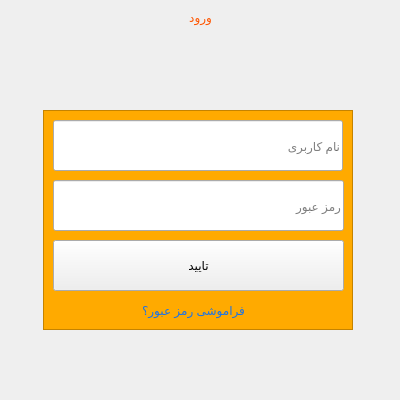
Old version of the form signinwindow.ui in the repository mozali1386-alt/Ketab_e_Man.
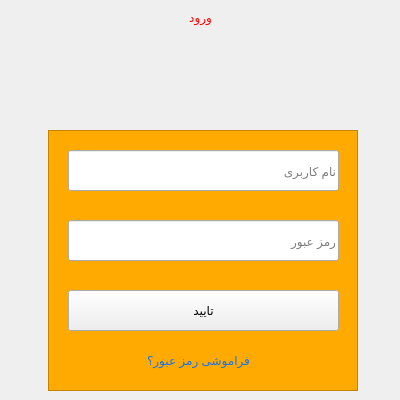
New version of the form. Icons and pictures are not drawn.

Patch:
```diff
--- a/signinwindow.ui
+++ b/signinwindow.ui
@@ -48,7 +48,7 @@
     </property>
     <property name="styleSheet">
      <string notr="true">font: 36pt &quot;Segoe UI&quot;;
-color: rgb(255, 85, 0);</string>
+color: rgb(255, 0, 0);</string>
     </property>
     <property name="text">
      <string>ورود</string>
@@ -60,10 +60,10 @@
    <widget class="QFrame" name="frame">
     <property name="geometry">
      <rect>
-      <x>43</x>
-      <y>110</y>
+      <x>48</x>
+      <y>130</y>
       <width>310</width>
-      <height>220</height>
+      <height>261</height>
      </rect>
     </property>
     <property name="styleSheet">
@@ -81,10 +81,10 @@
     <widget class="QLineEdit" name="lineEdit_UserName">
      <property name="geometry">
       <rect>
-       <x>10</x>
-       <y>10</y>
-       <width>290</width>
-       <height>51</height>
+       <x>20</x>
+       <y>20</y>
+       <width>271</width>
+       <height>41</height>
       </rect>
      </property>
      <property name="styleSheet">
@@ -100,10 +100,10 @@
     <widget class="QLineEdit" name="lineEdit_Password">
      <property name="geometry">
       <rect>
-       <x>10</x>
-       <y>70</y>
-       <width>291</width>
-       <height>51</height>
+       <x>20</x>
+       <y>90</y>
+       <width>271</width>
+       <height>41</height>
       </rect>
      </property>
      <property name="styleSheet">
@@ -116,10 +116,10 @@
     <widget class="QPushButton" name="pushButton_Confirm">
      <property name="geometry">
       <rect>
-       <x>10</x>
-       <y>130</y>
-       <width>291</width>
-       <height>51</height>
+       <x>20</x>
+       <y>160</y>
+       <width>271</width>
+       <height>41</height>
       </rect>
      </property>
      <property name="styleSheet">
@@ -133,7 +133,7 @@
      <property name="geometry">
       <rect>
        <x>100</x>
-       <y>190</y>
+       <y>220</y>
        <width>101</width>
        <height>21</height>
       </rect>
@@ -156,6 +156,32 @@
       <bool>true</bool>
      </property>
     </widget>
+    <widget class="QLabel" name="label_passwordError">
+     <property name="geometry">
+      <rect>
+       <x>80</x>
+       <y>130</y>
+       <width>201</width>
+       <height>21</height>
+      </rect>
+     </property>
+     <property name="text">
+      <string/>
+     </property>
+    </widget>
+    <widget class="QLabel" name="label_usernameError">
+     <property name="geometry">
+      <rect>
+       <x>80</x>
+       <y>60</y>
+       <width>201</width>
+       <height>21</height>
+      </rect>
+     </property>
+     <property name="text">
+      <string/>
+     </property>
+    </widget>
    </widget>
   </widget>
   <widget class="QMenuBar" name="menubar">
```
Left out of the diff: 2 changed lines with no effect on the pictures.
